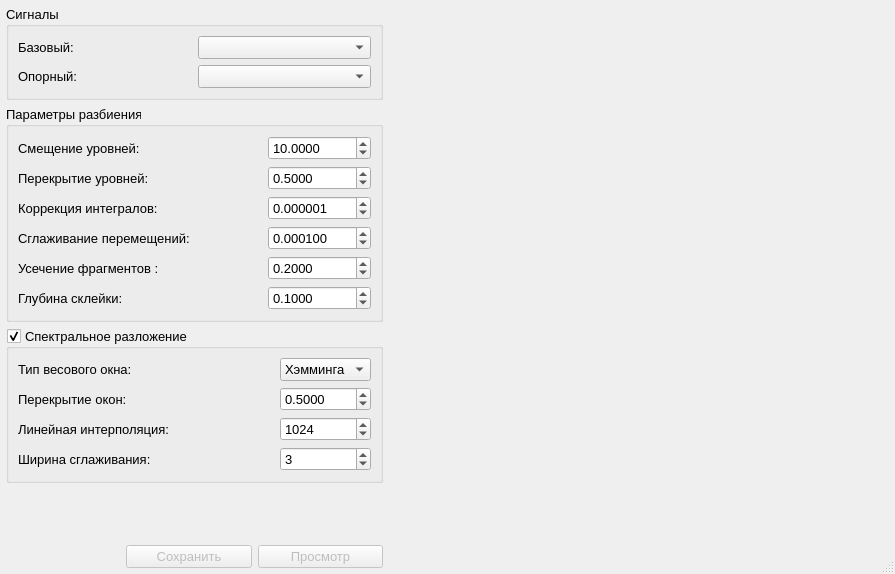
First picture: the form in gui/LevelsWindow.ui, repository Qinterfly/EvalSig, before the edit.
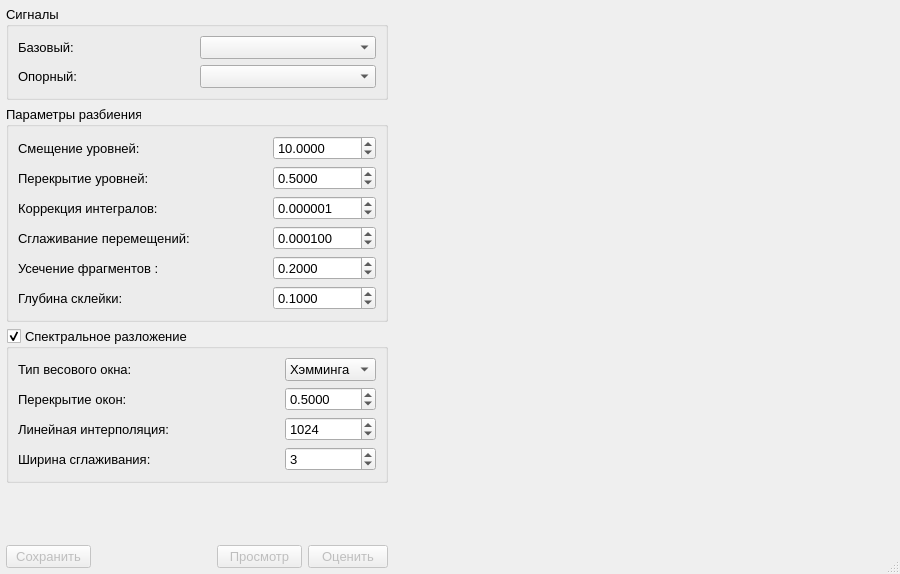
Second picture: the form after the edit. Custom widgets are drawn as their Qt base class.

Patch:
```diff
--- a/gui/LevelsWindow.ui
+++ b/gui/LevelsWindow.ui
@@ -562,6 +562,37 @@
      </item>
      <item>
       <layout class="QHBoxLayout" name="layoutButtons">
+       <item>
+        <widget class="QPushButton" name="pushButtonSaveLevels">
+         <property name="enabled">
+          <bool>false</bool>
+         </property>
+         <property name="sizePolicy">
+          <sizepolicy hsizetype="MinimumExpanding" vsizetype="Fixed">
+           <horstretch>0</horstretch>
+           <verstretch>0</verstretch>
+          </sizepolicy>
+         </property>
+         <property name="minimumSize">
+          <size>
+           <width>85</width>
+           <height>0</height>
+          </size>
+         </property>
+         <property name="maximumSize">
+          <size>
+           <width>150</width>
+           <height>16777215</height>
+          </size>
+         </property>
+         <property name="text">
+          <string>Сохранить</string>
+         </property>
+         <property name="autoDefault">
+          <bool>false</bool>
+         </property>
+        </widget>
+       </item>
        <item>
         <spacer name="horizontalSpacerSaveLevels">
          <property name="orientation">
@@ -578,34 +609,6 @@
          </property>
         </spacer>
        </item>
-       <item>
-        <widget class="QPushButton" name="pushButtonSaveLevels">
-         <property name="enabled">
-          <bool>false</bool>
-         </property>
-         <property name="sizePolicy">
-          <sizepolicy hsizetype="MinimumExpanding" vsizetype="Fixed">
-           <horstretch>0</horstretch>
-           <verstretch>0</verstretch>
-          </sizepolicy>
-         </property>
-         <property name="minimumSize">
-          <size>
-           <width>85</width>
-           <height>0</height>
-          </size>
-         </property>
-         <property name="maximumSize">
-          <size>
-           <width>150</width>
-           <height>16777215</height>
-          </size>
-         </property>
-         <property name="text">
-          <string>Сохранить</string>
-         </property>
-        </widget>
-       </item>
        <item>
         <widget class="QPushButton" name="pushButtonShowLevels">
          <property name="enabled">
@@ -631,6 +634,22 @@
          </property>
          <property name="text">
           <string>Просмотр</string>
+         </property>
+         <property name="autoDefault">
+          <bool>false</bool>
+         </property>
+        </widget>
+       </item>
+       <item>
+        <widget class="QPushButton" name="pushButtonAssessNumberOfLevels">
+         <property name="enabled">
+          <bool>false</bool>
+         </property>
+         <property name="text">
+          <string>Оценить</string>
+         </property>
+         <property name="autoDefault">
+          <bool>false</bool>
          </property>
         </widget>
        </item>
```
